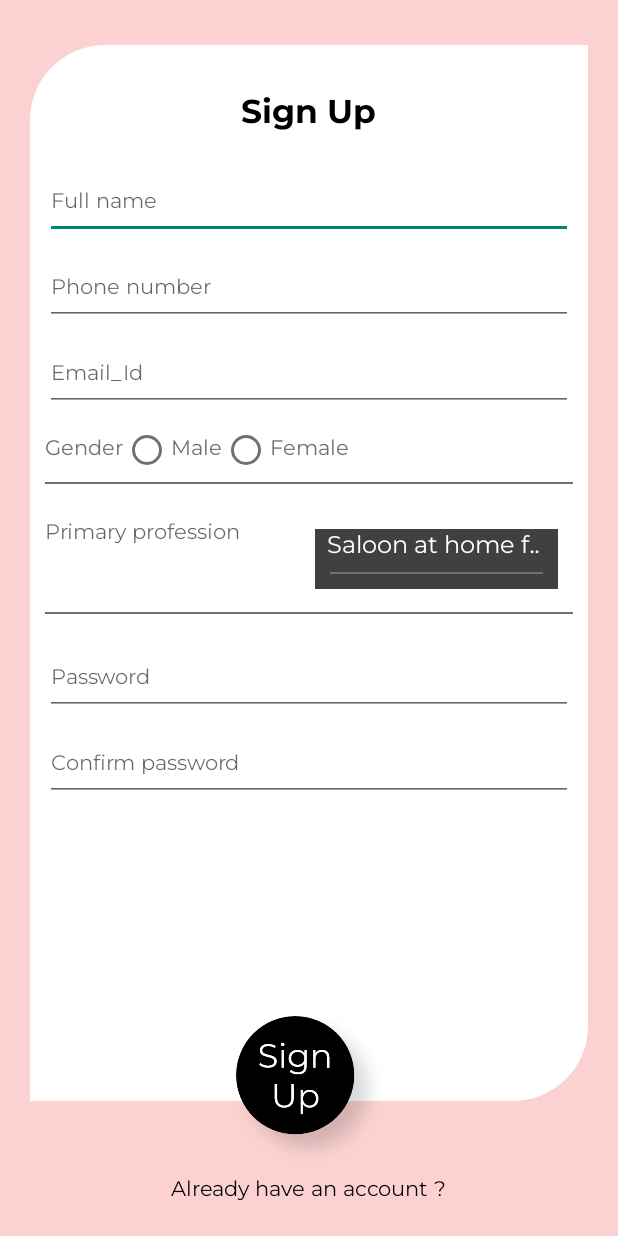
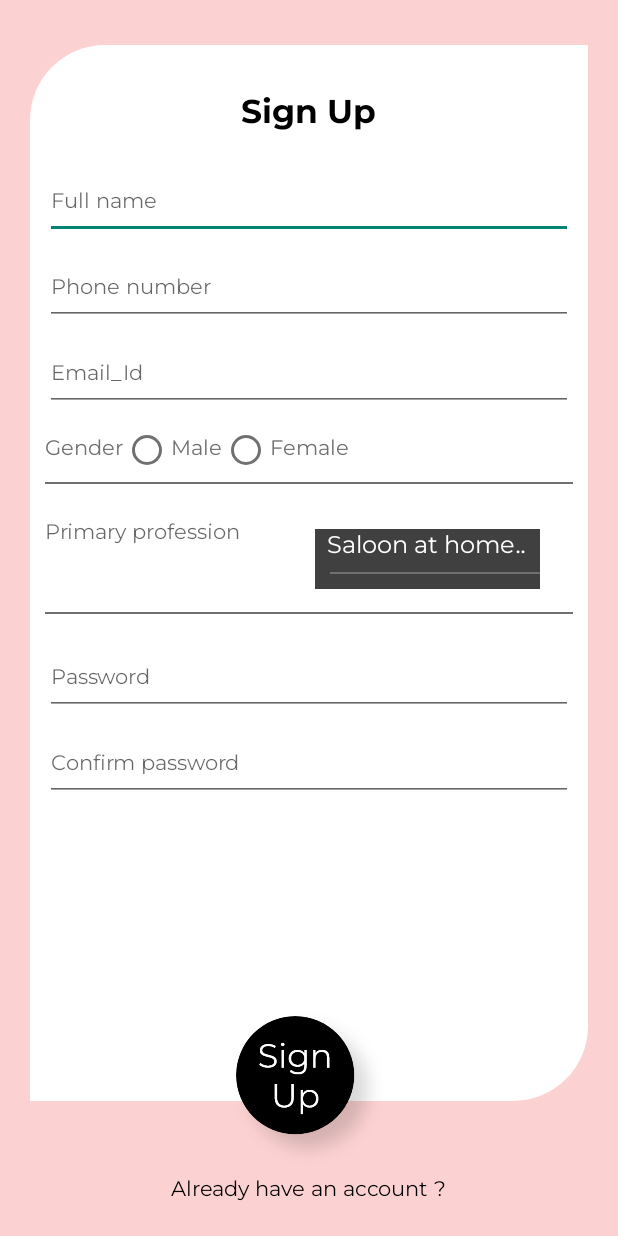
Before and after one commit to Draker007/HS_mobile_Partner, an Android app: the SignUp_Activity screen opened directly, with no data from a screen before it, on a phone screen of 412 x 824 dp. Run offline under Robolectric (Android 15) with nearby library versions, the phone set to English and light mode, and no system bars; our stand-ins replace ButterKnife.

Commit message:
19th_August

```diff
--- a/app/src/main/java/service/com/surebot/info/serviceperson/Activity/ServicesAdd_Activity.java
+++ b/app/src/main/java/service/com/surebot/info/serviceperson/Activity/ServicesAdd_Activity.java
@@ -98,12 +98,12 @@ public class ServicesAdd_Activity extends AppCompatActivity implements  AddServi
         AddServicesLocationlist_Adapter lAddServicesLocationlist_Adapter = new AddServicesLocationlist_Adapter(ServicesAdd_Activity.this,gAreaName_List);
         gLocationlist_recyclerview.setAdapter(lAddServicesLocationlist_Adapter);
 
-
+                        //For Service List
         gServicelayoutmanager = new LinearLayoutManager(ServicesAdd_Activity.this);
         gServicelayoutmanager.setOrientation(LinearLayoutManager.VERTICAL);
         gServiceslist_recyclerview.setLayoutManager(gServicelayoutmanager);
 
-
+                        //For Sub Service List
 
         gSub_Servicelayoutmanager = new LinearLayoutManager(ServicesAdd_Activity.this);
         gSub_Servicelayoutmanager.setOrientation(LinearLayoutManager.VERTICAL);
@@ -123,7 +123,7 @@ public class ServicesAdd_Activity extends AppCompatActivity implements  AddServi
     }  //On Create close
 
 
-    //List Of Services
+    //List Of Services  c
     public  void service_List(){
         try{
 
--- a/app/src/main/res/layout/professionselection_layout.xml
+++ b/app/src/main/res/layout/professionselection_layout.xml
@@ -1,20 +1,21 @@
 <?xml version="1.0" encoding="utf-8"?>
 <LinearLayout xmlns:android="http://schemas.android.com/apk/res/android"
-    android:orientation="vertical" android:layout_width="match_parent"
+    android:orientation="vertical"
+    android:layout_width="150dp"
     android:background="@color/color_blackforheader"
     android:layout_height="match_parent">
     <TextView xmlns:android="http://schemas.android.com/apk/res/android"
         android:id="@+id/professional_text"
         style="?android:attr/spinnerItemStyle"
         android:singleLine="true"
-        android:layout_width="match_parent"
+        android:layout_width="150dp"
         android:layout_height="wrap_content"
         android:ellipsize="marquee"
         android:textColor="@color/color_white"
         android:fontFamily="@font/montserrat"
         android:textAlignment="inherit"/>
     <View
-        android:layout_width="match_parent"
+        android:layout_width="150dp"
         android:layout_height="1dp"
         android:layout_marginTop="5dp"
         android:layout_marginLeft="10dp"
```
Also changed, not shown: app/src/main/java/service/com/surebot/info/serviceperson/utils/SelectSubServiceCheckbox.java (added, +23 -0 lines).
